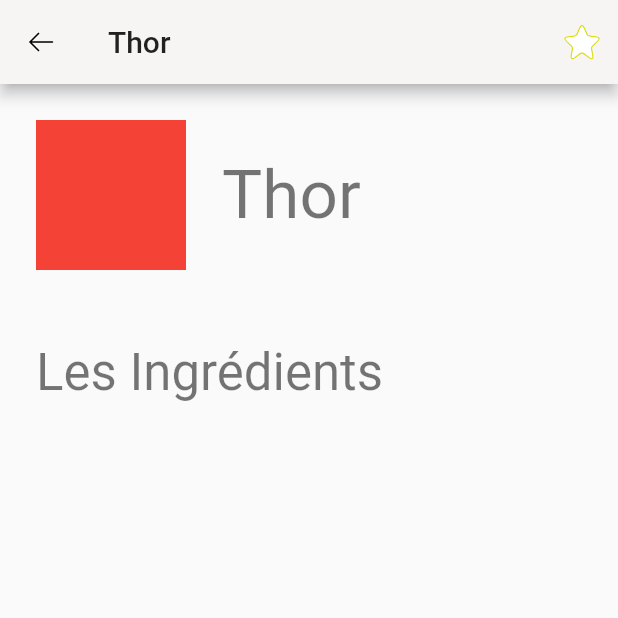
After one commit to Majestyk228/flutter_project, a Flutter app: the screen it shows after launch, after a tap on "Thor", on a phone screen of 412 x 824 dp, the top half of it. The commit adds this screen. Run offline on Flutter 3.47's test engine with Material 2 defaults, Android fonts, the phone set to English and light mode, and no system bars; our stand-ins replace flutter_svg; network calls fail.

Commit message:
CocktailDetail started
API Call must be done ASAP

```diff
--- a/lib/components/cards.dart
+++ b/lib/components/cards.dart
@@ -1,4 +1,6 @@
 import 'package:flutter/material.dart';
+
+import '../pages/cocktail_details_page.dart';
 
 class CardCustom extends StatelessWidget {
   final String title;
@@ -9,7 +11,11 @@ class CardCustom extends StatelessWidget {
   Widget build(BuildContext context) {
     return GestureDetector(
       onTap: () {
-        print("appuie sur "+title);
+        //print("appuie sur "+title);
+        Navigator.push(
+          context,
+          MaterialPageRoute(builder: (context) => CocktailDetail(title: title,)),
+        );
       },
       child: Padding(
         padding: const EdgeInsets.all(16.0),
--- a/lib/constants.dart
+++ b/lib/constants.dart
@@ -2,5 +2,6 @@
 
 const String WELCOME_MESSAGE="Bienvenue dans l'application Fruity Shaker !";
 const String SECONDARY_WELCOME="Voici la sélection de cocktail du jour !";
+const String INGREDIENT_TEXT = "Les Ingrédients";
 
 //COLORS
--- a/lib/home.dart
+++ b/lib/home.dart
@@ -1,18 +1,18 @@
 import 'package:flutter/material.dart';
 import 'package:flutter_svg/svg.dart';
 
-import 'package:thefruityshaker/components/cards.dart';
+//import 'package:thefruityshaker/components/cards.dart';
 import 'constants.dart' as Constants;
 import 'pages/home_page.dart';
 import 'pages/cocktail_page.dart';
 import 'pages/fruit_page.dart';
 import 'pages/about_page.dart';
-import 'pages/error_page.dart';
+//import 'pages/error_page.dart';
 
 class Home extends StatefulWidget {
-  String title;
+  final String title;
 
-  Home({Key? key, required this.title}) : super(key: key);
+  const Home({Key? key, required this.title}) : super(key: key);
 
   @override
   State<Home> createState() => _HomeState();
@@ -50,12 +50,12 @@ class _HomeState extends State<Home> {
     return Scaffold(
       backgroundColor: const Color(0xffD3D0CB),
       appBar: AppBar(
-        leading: IconButton(
+        /*leading: IconButton(
           icon: SvgPicture.asset("assets/icons/back_arrow.svg"),
           onPressed: () {
             //Do some other shit
           },
-        ),
+        ),*/
         title: Text(widget.title),
         titleTextStyle: Theme.of(context).textTheme.headline6,
         centerTitle: false,
--- a/lib/main.dart
+++ b/lib/main.dart
@@ -20,6 +20,7 @@ class MyApp extends StatelessWidget {
         primarySwatch: Colors.grey,
         primaryTextTheme: const TextTheme(
           headline1: TextStyle(color: Colors.white),
+          headline3: TextStyle(color: Colors.black),
           //headline1: TextStyle(color: Colors.white),
         ),
       ),
--- /dev/null
+++ b/lib/pages/cocktail_details_page.dart
@@ -0,0 +1,84 @@
+import 'package:flutter/material.dart';
+import 'package:flutter_svg/svg.dart';
+import '../constants.dart' as Constants;
+
+class CocktailDetail extends StatefulWidget {
+  final String title;
+
+  const CocktailDetail({Key? key, required this.title}) : super(key: key);
+
+  @override
+  State<CocktailDetail> createState() => _CocktailDetailState();
+}
+
+class _CocktailDetailState extends State<CocktailDetail> {
+  @override
+  Widget build(BuildContext context) {
+    return Scaffold(
+      appBar: AppBar(
+        leading: IconButton(
+          icon: SvgPicture.asset("assets/icons/back_arrow.svg"),
+          onPressed: () {
+            //pop view
+            Navigator.pop(context);
+          },
+        ),
+        title: Text(widget.title),
+        titleTextStyle: Theme.of(context).textTheme.headline6,
+        centerTitle: false,
+        backgroundColor: const Color(0xffF6F5F4),
+        actions: <Widget>[
+          IconButton(
+            icon: SvgPicture.asset("assets/icons/star_light.svg"),
+            onPressed: () {
+              // do something
+            },
+          )
+        ],
+      ),
+      body: Container(
+        child: Padding(
+          padding: const EdgeInsets.all(8.0),
+          child: Column(
+            mainAxisAlignment: MainAxisAlignment.start,
+            crossAxisAlignment: CrossAxisAlignment.start,
+            children: [
+              Padding(
+                padding: const EdgeInsets.all(8.0),
+                child: Row(
+                  children: [
+                    Padding(
+                      padding: const EdgeInsets.all(8.0),
+                      child: Container(
+                        color: Colors.red,
+                        height: 100,
+                        width: 100,
+                      ),
+                    ),
+                    Expanded(
+                      child: Padding(
+                        padding: const EdgeInsets.all(16.0),
+                        child: Text(
+                          widget.title,
+                          style: Theme.of(context).textTheme.headline3,
+                          overflow: TextOverflow.clip,
+                        ),
+                      ),
+                    ),
+                  ],
+                ),
+              ),
+              Padding(
+                padding: const EdgeInsets.only(top: 32, left: 16),
+                child: Text(
+                  Constants.INGREDIENT_TEXT,
+                  style: Theme.of(context).textTheme.headline4,
+                ),
+              ),
+            ],
+          ),
+        ),
+      ),
+    );
+  }
+}
```
